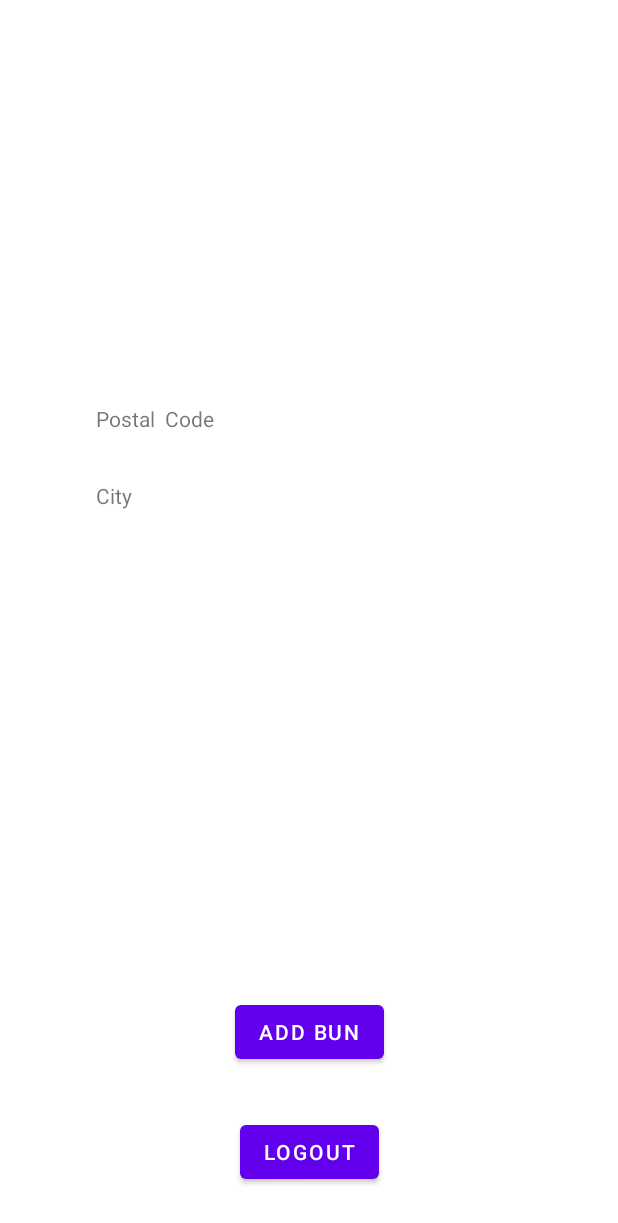
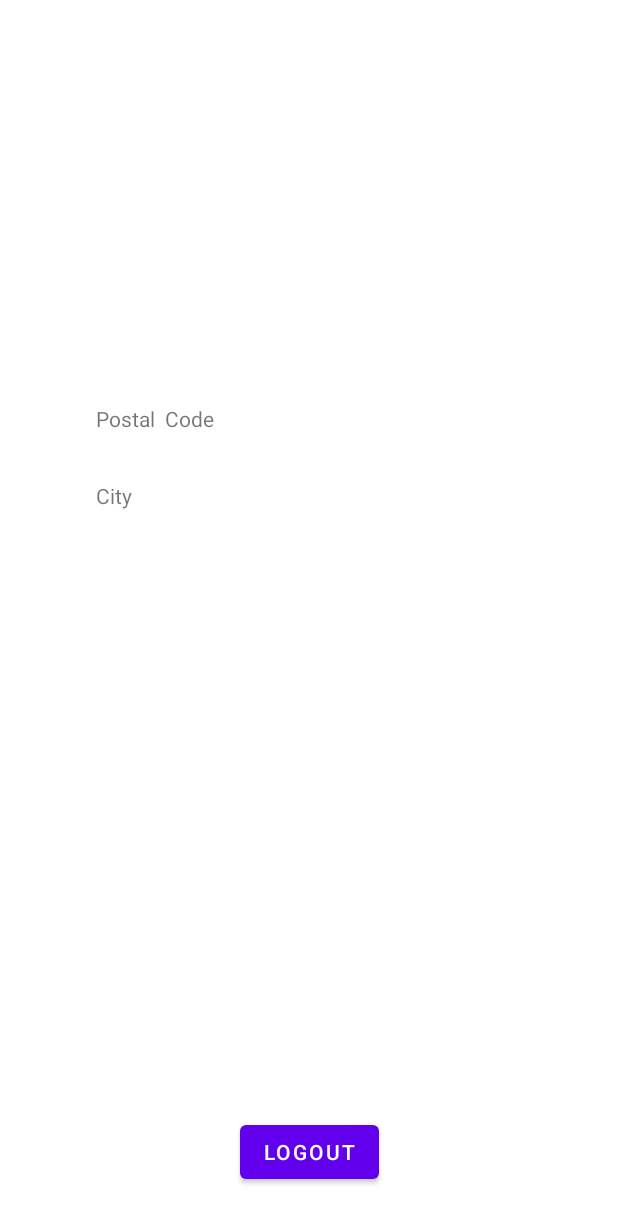
Before and after one commit to andeby00/JanesBuns, an Android app: the ProfileActivity screen opened directly, with no data from a screen before it, on a phone screen of 412 x 824 dp. Shown: the top 1223 px of the screen. Run offline under Robolectric (Android 15) with nearby library versions, the phone set to English and light mode, and no system bars; our stand-ins replace Firebase (no records; nobody signed in at launch, a user with empty details on screens opened directly).

Commit message:
Made currentUser liveData

```diff
--- a/app/src/main/java/dk/au/mad22spring/janesbuns/ProfileViewModel.java
+++ b/app/src/main/java/dk/au/mad22spring/janesbuns/ProfileViewModel.java
@@ -1,5 +1,9 @@
 package dk.au.mad22spring.janesbuns;
 
+import androidx.lifecycle.Lifecycle;
+import androidx.lifecycle.LifecycleOwner;
+import androidx.lifecycle.LiveData;
+import androidx.lifecycle.MutableLiveData;
 import androidx.lifecycle.ViewModel;
 
 import java.util.Optional;
@@ -9,9 +13,19 @@ import dk.au.mad22spring.janesbuns.models.User;
 public class ProfileViewModel extends ViewModel {
 
     Repository repo;
+    MutableLiveData<User> currentUser;
 
-    public void initializeVM() { repo = Repository.getInstance(); }
+    public void initializeVM(LifecycleOwner lifecycleOwner) {
+        repo = Repository.getInstance();
+        repo.getCurrentUser().observe(lifecycleOwner, currentUser -> this.currentUser.setValue(currentUser));
+    }
 
-    public User getCurrentUser () { return repo.getCurrentUser(); }
+    public LiveData<User> getCurrentUser () {
+        if (currentUser == null) {
+            currentUser = new MutableLiveData<User>();
+        }
+
+        return currentUser;
+    }
 
 }
--- a/app/src/main/java/dk/au/mad22spring/janesbuns/Repository.java
+++ b/app/src/main/java/dk/au/mad22spring/janesbuns/Repository.java
@@ -30,7 +30,7 @@ public class Repository {
     static Repository instance;
 
     MutableLiveData<List<CreamBun>> creamBuns;
-    User currentUser = null;
+    MutableLiveData<User> currentUser = null;
 
     private Repository() {
         //executor = Executors.newSingleThreadExecutor();
@@ -80,12 +80,16 @@ public class Repository {
 
     public void updateCurrentUser(String uid) {
         db.collection("users").document(uid).get().addOnSuccessListener(documentSnapshot -> {
-            currentUser = documentSnapshot.toObject(User.class);
+            currentUser.setValue(documentSnapshot.toObject(User.class));
         });
         Log.d(TAG, "updateCurrentUser: ");
     }
 
-    public User getCurrentUser() {
+    public LiveData<User> getCurrentUser() {
+        if (currentUser == null) {
+            currentUser = new MutableLiveData<User>();
+        }
+
         return currentUser;
     }
 }
--- a/app/src/main/java/dk/au/mad22spring/janesbuns/activities/AddBunActivity.java
+++ b/app/src/main/java/dk/au/mad22spring/janesbuns/activities/AddBunActivity.java
@@ -36,7 +36,6 @@ public class AddBunActivity extends AppCompatActivity {
     protected void onCreate(Bundle savedInstanceState) {
         super.onCreate(savedInstanceState);
         setContentView(R.layout.activity_add_bun);
-
 
         name = findViewById(R.id.editTextTextPersonName);
         amount = findViewById(R.id.editTextTextPersonName3);
--- a/app/src/main/java/dk/au/mad22spring/janesbuns/activities/ProfileActivity.java
+++ b/app/src/main/java/dk/au/mad22spring/janesbuns/activities/ProfileActivity.java
@@ -27,7 +27,7 @@ public class ProfileActivity extends AppCompatActivity {
 
     ProfileViewModel vm;
 
-    private Button buttonLogout, buttonAddBun;
+    private Button buttonLogout;
     private TextView textViewFullName, textViewEmail, textViewPhone, textViewAddress, textViewPostalCode, textViewCity;
 
     @Override
@@ -39,10 +39,9 @@ public class ProfileActivity extends AppCompatActivity {
         db = FirebaseFirestore.getInstance();
 
         vm = new ViewModelProvider(this).get(ProfileViewModel.class);
-        vm.initializeVM();
+        vm.initializeVM(this);
 
         buttonLogout = findViewById(R.id.logoutButtonProfile);
-        buttonAddBun = findViewById(R.id.addBunButtonProfile);
         textViewFullName = findViewById(R.id.fullNameTextViewProfile);
         textViewEmail = findViewById(R.id.emailTextViewProfile);
         textViewPhone = findViewById(R.id.phoneTextViewProfile);
@@ -51,48 +50,17 @@ public class ProfileActivity extends AppCompatActivity {
         textViewCity = findViewById(R.id.cityTextViewProfile);
 
         setDetails();
-
-        /*User currentUser = vm.getCurrentUser();
-
-        if(currentUser != null) {
-            if(currentUser.isAdmin) {
-                buttonAddBun.setVisibility(View.VISIBLE);
-
-                buttonAddBun.setOnClickListener(this::onClickAddBun);
-            }
-            else buttonAddBun.setVisibility(View.GONE);
-        }*/
-
-        buttonLogout.setOnClickListener(this::onClickLogout);
-
     }
 
     private void setDetails() {
-        String userId = mAuth.getCurrentUser().getUid();
-        Log.d("profile", userId);
-
-        db.collection("users").document(userId).get().addOnSuccessListener(documentSnapshot -> {
-            User currentUser = documentSnapshot.toObject(User.class);
-            if(currentUser != null) {
-                String fullName = currentUser.email;
-                String email = currentUser.email;
-                String phone = currentUser.phone;
-                String address = currentUser.address;
-                int postalCode = currentUser.postalCode;
-                String city = currentUser.city;
-
-                textViewFullName.setText(fullName);
-                textViewEmail.setText(email);
-                textViewPhone.setText(phone);
-                textViewAddress.setText(address);
-                textViewPostalCode.setText(String.valueOf(postalCode));
-                textViewCity.setText(city);
-            }
+        vm.getCurrentUser().observe(this, user -> {
+            textViewFullName.setText(user.fullName);
+            textViewEmail.setText(user.email);
+            textViewPhone.setText(user.phone);
+            textViewAddress.setText(user.address);
+            textViewPostalCode.setText(String.valueOf(user.postalCode));
+            textViewCity.setText(user.city);
         });
-    }
-
-    private void onClickAddBun(View view) {
-        startActivity(new Intent(this, AddBunActivity.class));
     }
 
     private void onClickLogout(View view) {
--- a/app/src/main/res/layout/activity_profile.xml
+++ b/app/src/main/res/layout/activity_profile.xml
@@ -76,14 +76,4 @@
         app:layout_constraintStart_toStartOf="parent"
         app:layout_constraintTop_toBottomOf="@+id/postalCodeTextViewProfile" />
 
-    <Button
-        android:id="@+id/addBunButtonProfile"
-        android:layout_width="wrap_content"
-        android:layout_height="wrap_content"
-        android:layout_marginBottom="32dp"
-        android:text="Add bun"
-        app:layout_constraintBottom_toTopOf="@+id/logoutButtonProfile"
-        app:layout_constraintEnd_toEndOf="@+id/logoutButtonProfile"
-        app:layout_constraintStart_toStartOf="@+id/logoutButtonProfile" />
-
 </androidx.constraintlayout.widget.ConstraintLayout>
```
Also changed, not shown: app/src/main/java/dk/au/mad22spring/janesbuns/MainViewModel.java (+11 -4 lines), app/src/main/java/dk/au/mad22spring/janesbuns/activities/MainActivity.java (+2 -10 lines).
